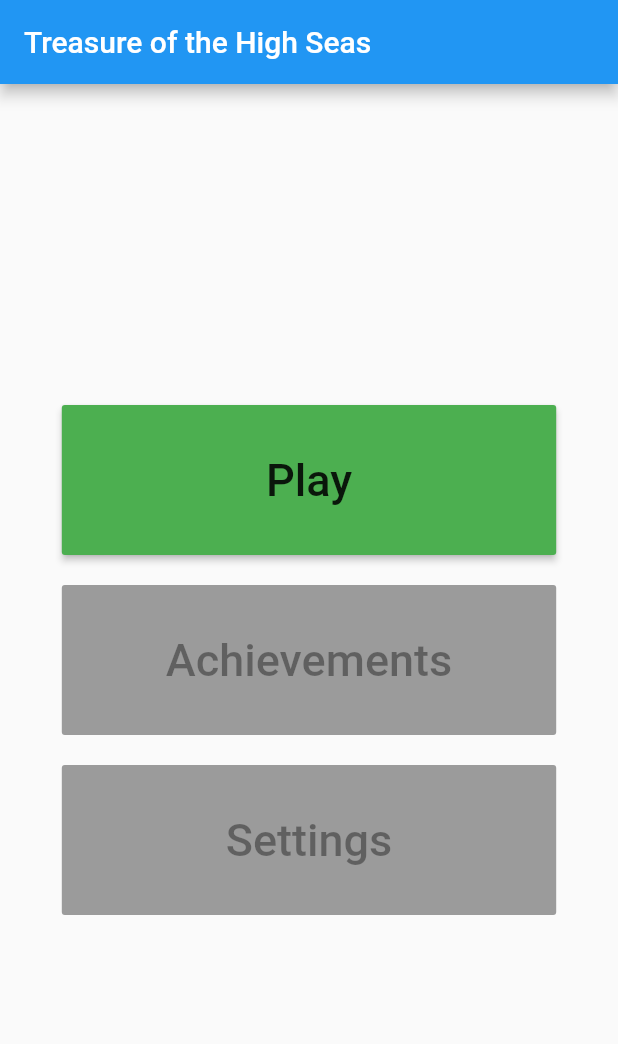
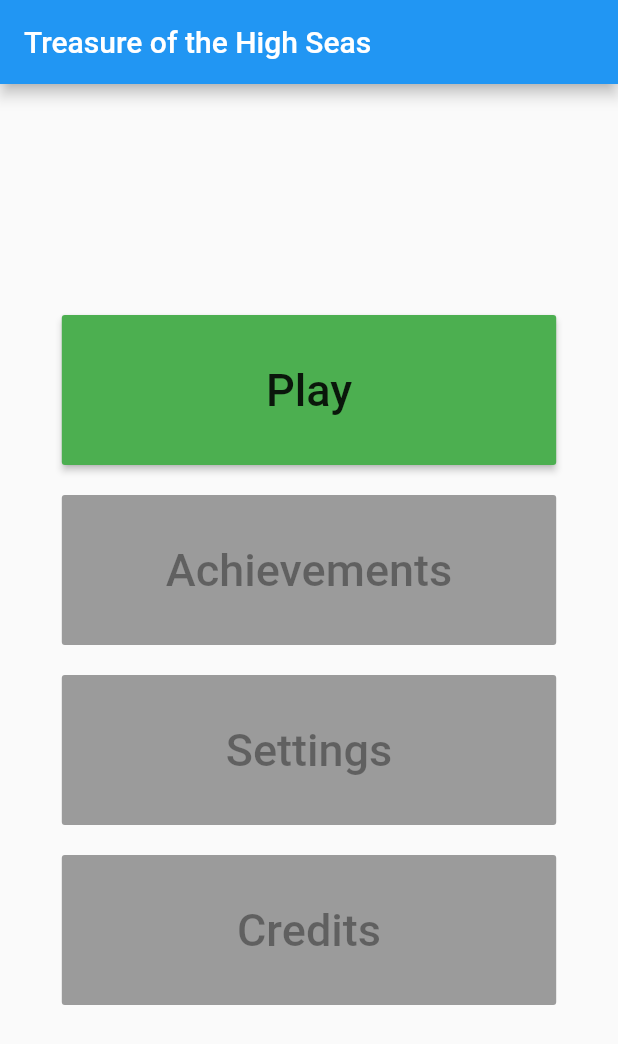
Before and after one commit to kilikfan/treasure, a Flutter app: the screen it shows after launch, on a phone screen of 412 x 824 dp. Shown: the top 1044 px of the screen. Run offline on Flutter 3.47's test engine with Material 2 defaults, Android fonts, the phone set to English and light mode, and no system bars.

Commit message:
Refactor main menu buttons into separate widget

```diff
--- a/lib/main.dart
+++ b/lib/main.dart
@@ -1,4 +1,4 @@
 import 'package:flutter/material.dart';
-import 'package:treasure_of_the_high_seas/screens/app.dart';
+import 'screens/app.dart';
 
 void main() => runApp(MyApp());
--- a/lib/screens/app.dart
+++ b/lib/screens/app.dart
@@ -1,5 +1,5 @@
 import 'package:flutter/material.dart';
-import 'package:treasure_of_the_high_seas/screens/main_menu.dart';
+import './main_menu/main_menu.dart';
 
 class MyApp extends StatelessWidget {
   // This widget is the root of your application.
--- a/lib/screens/main_menu.dart
+++ /dev/null
@@ -1,63 +0,0 @@
-import 'package:flutter/material.dart';
-import 'package:treasure_of_the_high_seas/screens/play.dart';
-
-class MainMenuPage extends StatelessWidget {
-  MainMenuPage({Key key}) : super(key: key);
-
-  @override
-  Widget build(BuildContext context) {
-    return Scaffold(
-      appBar: AppBar(
-        title: Text('Treasure of the High Seas'),
-      ),
-      body: Center(
-        child: ButtonTheme(
-          height: 100,
-          minWidth: (MediaQuery.of(context).size.width) * 0.8,
-          child: Column(
-            mainAxisAlignment: MainAxisAlignment.center,
-            mainAxisSize: MainAxisSize.min,
-            children: <Widget>[
-              Padding(
-                padding: const EdgeInsets.all(10.0),
-                child: RaisedButton(
-                  onPressed: () {
-                    Navigator.push(
-                      context,
-                      MaterialPageRoute(builder: (context) => PlayPage(title: 'Play Page')),
-                    );
-                  },
-                  color: Colors.green,
-                  child: const Text(
-                    'Play',
-                    style: TextStyle(fontSize: 30)
-                  ),
-                ),
-              ),
-              Padding(
-                padding: const EdgeInsets.all(10.0),
-                child: RaisedButton(
-                  onPressed: null,
-                  child: const Text(
-                    'Achievements',
-                    style: TextStyle(fontSize: 30)
-                  ),
-                ),
-              ),
-              Padding(
-                padding: const EdgeInsets.all(10.0),
-                child: RaisedButton(
-                  onPressed: null,
-                  child: const Text(
-                    'Settings',
-                    style: TextStyle(fontSize: 30)
-                  ),
-                ),
-              )
-            ],
-          ),
-        ),
-      ),
-    );
-  }
-}
--- /dev/null
+++ b/lib/screens/main_menu/main_menu.dart
@@ -0,0 +1,45 @@
+import 'package:flutter/material.dart';
+
+import '../play.dart';
+import 'menu_button.dart';
+
+class MainMenuPage extends StatelessWidget {
+  @override
+  Widget build(BuildContext context) {
+    return Scaffold(
+      appBar: AppBar(
+        title: Text('Treasure of the High Seas'),
+      ),
+      body: Center(
+        child: ButtonTheme(
+          height: 100,
+          minWidth: (MediaQuery.of(context).size.width) * 0.8,
+          child: Column(
+            mainAxisAlignment: MainAxisAlignment.center,
+            mainAxisSize: MainAxisSize.min,
+            children: <Widget>[
+              MenuButton(
+                'Play',
+                onPressed: () {
+                    Navigator.push(
+                      context,
+                      MaterialPageRoute(builder: (context) => PlayPage(title: 'Play Page')),
+                    );
+                  }
+              ),
+              MenuButton(
+                'Achievements'
+              ),
+              MenuButton(
+                'Settings'
+              ),
+              MenuButton(
+                'Credits'
+              )
+            ],
+          ),
+        ),
+      ),
+    );
+  }
+}
--- /dev/null
+++ b/lib/screens/main_menu/menu_button.dart
@@ -0,0 +1,24 @@
+import 'package:flutter/material.dart';
+
+class MenuButton extends StatelessWidget {
+  final Function onPressed;
+  final String buttonText;
+
+  MenuButton(this.buttonText, {Function onPressed}):
+    this.onPressed = onPressed;
+
+  @override
+  Widget build(BuildContext context) {
+    return Padding(
+      padding: const EdgeInsets.all(10.0),
+      child: RaisedButton(
+        onPressed: onPressed,
+        color: Colors.green,
+        child: Text(
+          buttonText,
+          style: TextStyle(fontSize: 30)
+        ),
+      ),
+    );
+  }
+}
```
